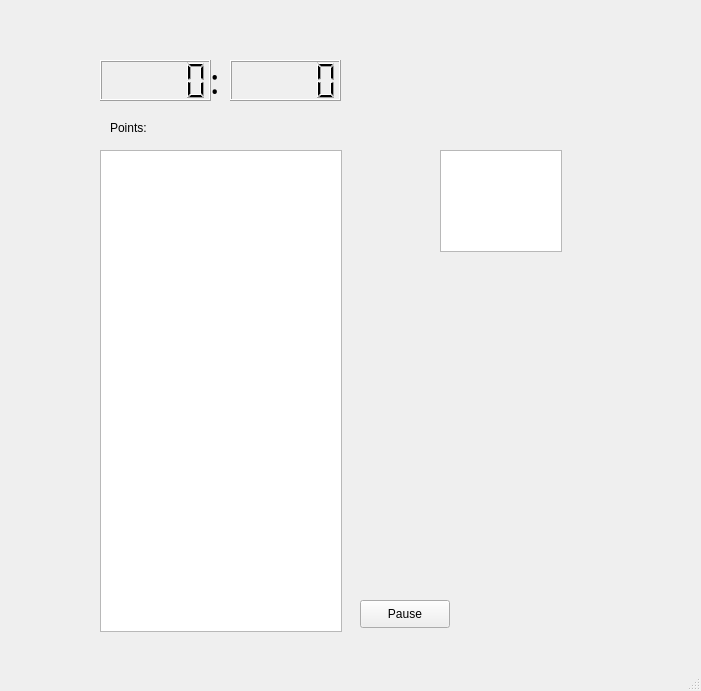
rautamak/Tetris, file mainwindow.ui: the form before one commit.
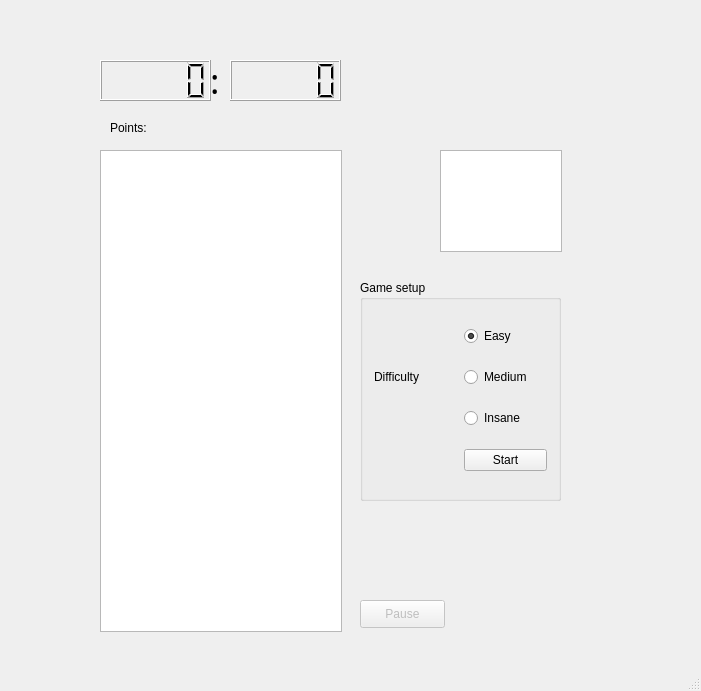
The form after the commit.

Commit message: Tetris: difficulties & setup form

Patch:
```diff
--- a/mainwindow.ui
+++ b/mainwindow.ui
@@ -50,19 +50,6 @@
      <string/>
     </property>
    </widget>
-   <widget class="QPushButton" name="pauseButton">
-    <property name="geometry">
-     <rect>
-      <x>360</x>
-      <y>600</y>
-      <width>90</width>
-      <height>28</height>
-     </rect>
-    </property>
-    <property name="text">
-     <string>Pause</string>
-    </property>
-   </widget>
    <widget class="QLCDNumber" name="lcdTimerS">
     <property name="geometry">
      <rect>
@@ -113,6 +100,75 @@
      </rect>
     </property>
    </widget>
+   <widget class="QGroupBox" name="gameSetupGroupBox">
+    <property name="geometry">
+     <rect>
+      <x>360</x>
+      <y>280</y>
+      <width>201</width>
+      <height>221</height>
+     </rect>
+    </property>
+    <property name="title">
+     <string>Game setup</string>
+    </property>
+    <layout class="QGridLayout" name="gridLayout">
+     <item row="2" column="1">
+      <widget class="QRadioButton" name="mediumRadio">
+       <property name="text">
+        <string>Medium</string>
+       </property>
+      </widget>
+     </item>
+     <item row="3" column="1">
+      <widget class="QRadioButton" name="insaneRadio">
+       <property name="text">
+        <string>Insane</string>
+       </property>
+      </widget>
+     </item>
+     <item row="2" column="0">
+      <widget class="QLabel" name="label_3">
+       <property name="text">
+        <string>Difficulty</string>
+       </property>
+      </widget>
+     </item>
+     <item row="1" column="1">
+      <widget class="QRadioButton" name="easyRadio">
+       <property name="text">
+        <string>Easy</string>
+       </property>
+       <property name="checked">
+        <bool>true</bool>
+       </property>
+      </widget>
+     </item>
+     <item row="4" column="1">
+      <widget class="QPushButton" name="startButton">
+       <property name="text">
+        <string>Start</string>
+       </property>
+      </widget>
+     </item>
+    </layout>
+   </widget>
+   <widget class="QPushButton" name="pauseButton">
+    <property name="enabled">
+     <bool>false</bool>
+    </property>
+    <property name="geometry">
+     <rect>
+      <x>360</x>
+      <y>600</y>
+      <width>85</width>
+      <height>28</height>
+     </rect>
+    </property>
+    <property name="text">
+     <string>Pause</string>
+    </property>
+   </widget>
   </widget>
   <widget class="QStatusBar" name="statusBar"/>
  </widget>
```
The commit also changes 2 other files.
